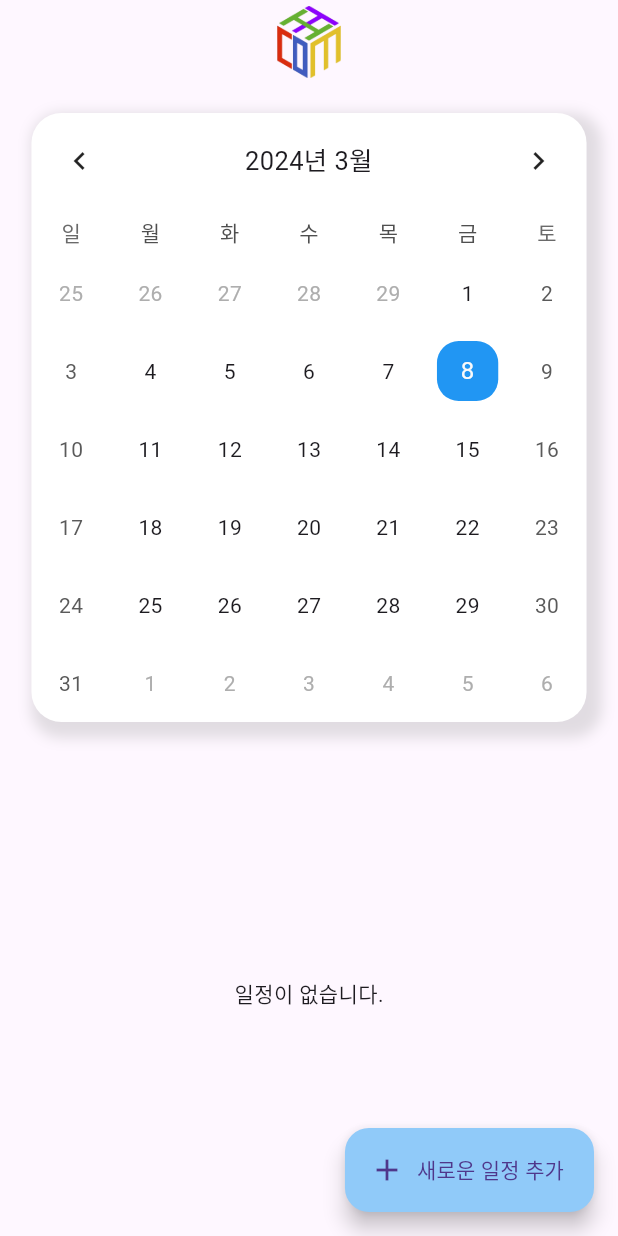
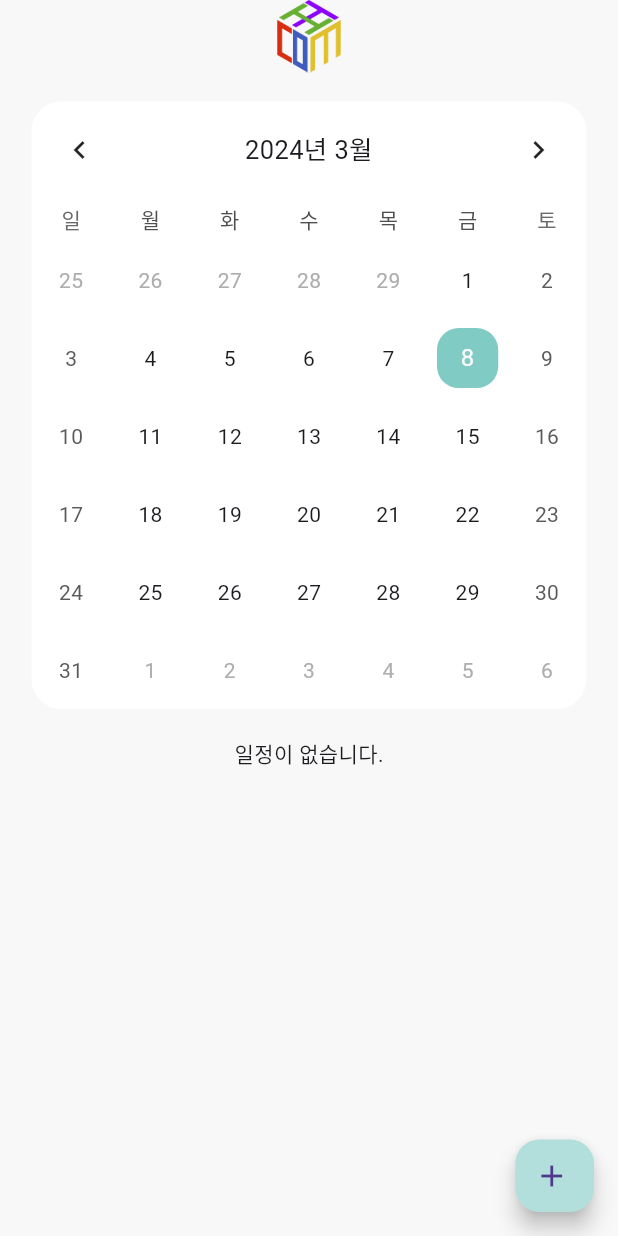
Before and after one commit to skku-comit/Flutter-CoMit-Study-Scheduler-App, a Flutter app: the CalendarScreen screen opened directly, on a phone screen of 412 x 824 dp. Run offline on Flutter 3.47's test engine with Material 3 defaults, Android fonts, the phone set to English and light mode, and no system bars; drawn by our look-alikes of table_calendar; our stand-ins replace cloud_firestore, firebase_auth, firebase_core, firebase_storage, flutter_dotenv, flutter_native_splash and 9 more; accounts and stored records are empty.

Commit message:
:art: Update calendar screen and table

```diff
--- a/lib/features/reservation/screens/calendar/calendar.dart
+++ b/lib/features/reservation/screens/calendar/calendar.dart
@@ -1,9 +1,11 @@
 import 'package:flutter/material.dart';
 import 'package:flutter_comit_study_scheduler_app/features/reservation/screens/calendar/widgets/calendar_table.dart';
 import 'package:flutter_comit_study_scheduler_app/bottomsheet_widget.dart';
+import 'package:flutter_comit_study_scheduler_app/features/reservation/screens/calendar/widgets/search_field.dart';
 import 'package:flutter_comit_study_scheduler_app/features/reservation/screens/event/widgets/event_widget.dart';
 import 'package:flutter_screenutil/flutter_screenutil.dart';
 import 'package:get/get.dart';
+import 'package:get_storage/get_storage.dart';
 
 import '../../controllers/calendar_controller.dart';
 
@@ -12,42 +14,47 @@ class CalendarScreen extends StatelessWidget {
   Widget build(BuildContext context) {
     final controller = Get.put(CalendarController());
     return Scaffold(
-      appBar: AppBar(
-        title: Row(
-          mainAxisAlignment: MainAxisAlignment.center,
+      backgroundColor: Color(0xFFF8F8F8),
+      body: SafeArea(
+        child: SingleChildScrollView(
+          child: Container(
+            color: Color(0xFFF8F8F8),
+            child: Column(
               children: [
                 Image.asset(
                   'assets/logos/comit-logo.png',
                   width: 50.w,
                   height: 50.h,
                 ),
+                SizedBox(
+                  height: 20.h,
+                ),
+                CalendarTable(),
+                SizedBox(height: 20.h),
+                Obx(() => Container(
+                    child: EventWidget(
+                        selectedDate: controller.selectedDate.value))),
               ],
             ),
           ),
-      body: Container(
-        padding: EdgeInsets.fromLTRB(20.w, 20.h, 20.w, 0.h),
-        child: Column(
-          crossAxisAlignment: CrossAxisAlignment.stretch,
-          children: [
-            CalendarTable(),
-            SizedBox(height: 20.h),
-            Expanded(
-              child: Obx(() =>
-                  EventWidget(selectedDate: controller.selectedDate.value)),
-            ),
-          ],
         ),
       ),
       extendBody: true,
-      floatingActionButton: FloatingActionButton.extended(
+      floatingActionButton: Obx(
+        () => AnimatedContainer(
+          duration: Duration(milliseconds: 100),
+          height: 50.h,
+          width: controller.extended.value ? 120.w : 50.w,
+          child: FloatingActionButton.extended(
             label: Text(
               '새로운 일정 추가',
             ),
             icon: Icon(Icons.add),
-        isExtended: true,
+            isExtended: controller.extended.value,
 
             //when clicked
             onPressed: () {
+              if (controller.extended.value) {
                 showModalBottomSheet(
                   context: context,
                   isScrollControlled: true,
@@ -55,8 +62,12 @@ class CalendarScreen extends StatelessWidget {
                     return BottomsheetWidget();
                   },
                 );
+              }
+              controller.extended.value = !controller.extended.value;
             },
-        backgroundColor: Colors.blue[200],
+            backgroundColor: Colors.teal[100],
+          ),
+        ),
       ),
     );
   }
--- a/lib/features/reservation/screens/calendar/widgets/calendar_table.dart
+++ b/lib/features/reservation/screens/calendar/widgets/calendar_table.dart
@@ -3,9 +3,11 @@ import 'package:firebase_storage/firebase_storage.dart';
 import 'package:flutter/material.dart';
 import 'package:flutter_comit_study_scheduler_app/features/reservation/controllers/calendar_controller.dart';
 import 'package:flutter_comit_study_scheduler_app/features/reservation/models/event_model.dart';
+import 'package:flutter_comit_study_scheduler_app/utils/constants/colors.dart';
 import 'package:flutter_comit_study_scheduler_app/utils/formatters/formatter.dart';
 import 'package:flutter_screenutil/flutter_screenutil.dart';
 import 'package:get/get.dart';
+import 'package:iconsax/iconsax.dart';
 import 'package:table_calendar/table_calendar.dart';
 
 class CalendarTable extends StatelessWidget {
@@ -63,18 +65,12 @@ class CalendarTable extends StatelessWidget {
             );
           }
         }
+
         return Container(
+          margin: EdgeInsets.symmetric(horizontal: 20.w),
           decoration: BoxDecoration(
             color: Colors.white,
             borderRadius: BorderRadius.circular(20),
-            boxShadow: [
-              BoxShadow(
-                color: Colors.grey.withOpacity(0.3),
-                spreadRadius: 5,
-                blurRadius: 7,
-                offset: Offset(5, 5),
-              ),
-            ],
           ),
           child: Obx(
             () => TableCalendar(
@@ -82,7 +78,7 @@ class CalendarTable extends StatelessWidget {
                 lastDay: DateTime.utc(2030, 12, 31),
                 focusedDay: controller.selectedDate.value,
                 locale: 'ko-KR',
-                daysOfWeekHeight: 30,
+                daysOfWeekHeight: 30.h,
                 headerStyle: HeaderStyle(
                   titleCentered: true,
                   formatButtonVisible: false,
@@ -102,7 +98,7 @@ class CalendarTable extends StatelessWidget {
                     borderRadius: BorderRadius.circular(15.r),
                   ),
                   selectedDecoration: BoxDecoration(
-                    color: Colors.blue,
+                    color: Colors.teal[200],
                     shape: BoxShape.rectangle,
                     borderRadius: BorderRadius.circular(15.r),
                   ),
@@ -139,8 +135,8 @@ class CalendarTable extends StatelessWidget {
                               margin: EdgeInsets.only(top: 30.h),
                               child: Icon(
                                 Icons.circle,
-                                color: Colors.purple,
-                                size: 12.sp,
+                                color: AppColors.study,
+                                size: 8.sp,
                               ),
                             );
                           } else if (_events[index].category == 'Meeting') {
@@ -148,8 +144,8 @@ class CalendarTable extends StatelessWidget {
                               margin: EdgeInsets.only(top: 30.h),
                               child: Icon(
                                 Icons.circle,
-                                color: Colors.amber,
-                                size: 12.sp,
+                                color: AppColors.meeting,
+                                size: 8.sp,
                               ),
                             );
                           } else {
@@ -157,8 +153,8 @@ class CalendarTable extends StatelessWidget {
                               margin: EdgeInsets.only(top: 30.h),
                               child: Icon(
                                 Icons.circle,
-                                color: Colors.teal,
-                                size: 12.sp,
+                                color: AppColors.etc,
+                                size: 8.sp,
                               ),
                             );
                           }
```
Lines whose indentation alone changed are shown as unchanged.
